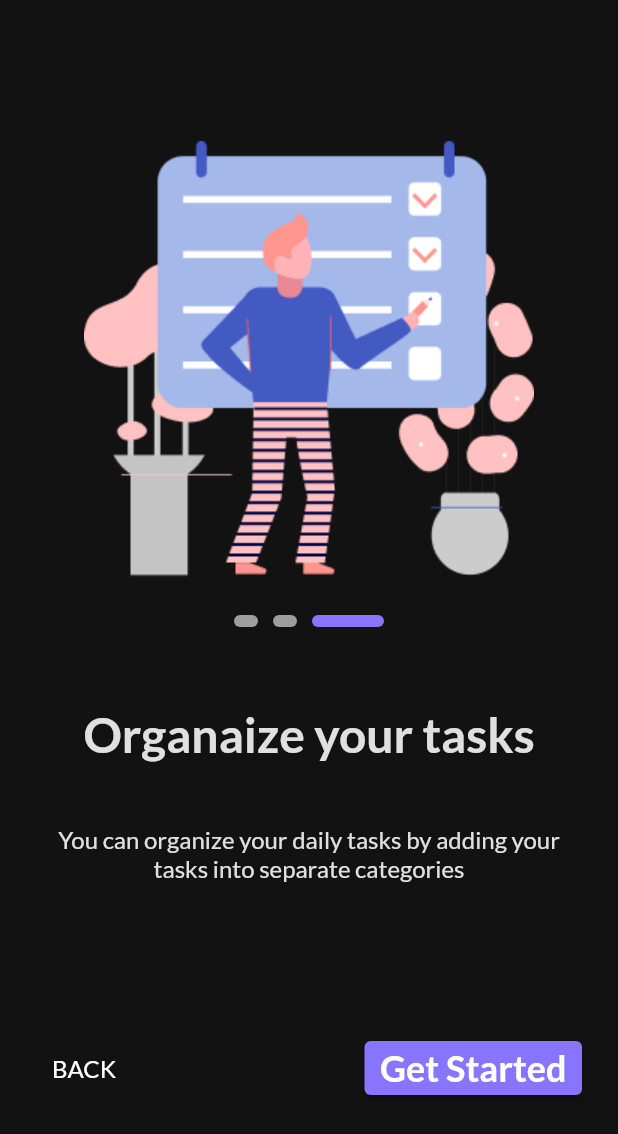
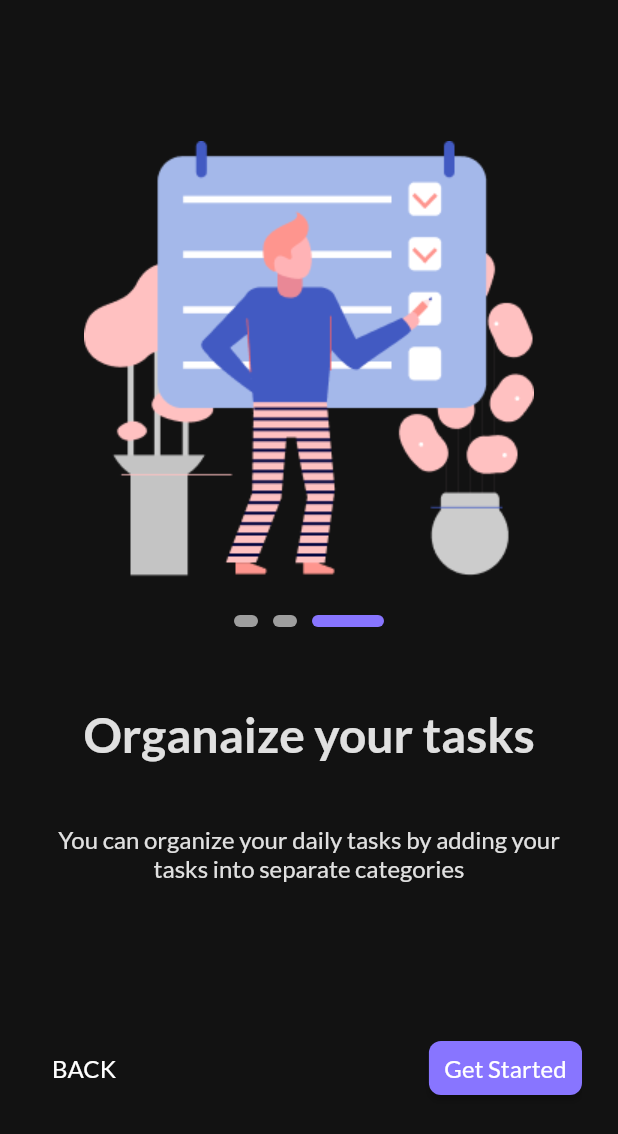
Before and after one commit to eng-muhammedabdulrahman/to_do_app, a Flutter app: the screen it shows after launch, swiped to page 3, on a phone screen of 412 x 824 dp. Shown: the top 1134 px of the screen. Run offline on Flutter 3.47's test engine with Material 2 defaults, Android fonts, the phone set to English and light mode, and no system bars; drawn by our look-alikes of smooth_page_indicator; our stand-ins replace date_picker_timeline, get_it, google_fonts, shared_preferences.

```diff
--- a/lib/core/theme/theme.dart
+++ b/lib/core/theme/theme.dart
@@ -39,5 +39,5 @@ ThemeData getAppTheme() {
           style: ElevatedButton.styleFrom(
               backgroundColor: AppColors.primary,
               shape: RoundedRectangleBorder(
-                  borderRadius: BorderRadius.circular(4)))));
+                  borderRadius: BorderRadius.circular(8)))));
 }
--- a/lib/core/widgets/custom_button.dart
+++ b/lib/core/widgets/custom_button.dart
@@ -1,19 +1,27 @@
+// ignore_for_file: must_be_immutable
+
 import 'package:flutter/material.dart';
+import 'package:to_do_app/core/utils/app_colors.dart';
+
 
 class CustomButton extends StatelessWidget {
-  const CustomButton({
-    super.key,
-    required this.text,
-    required this.onPressed,
-  });
+  CustomButton(
+      {super.key,
+      required this.text,
+      required this.onPressed,
+      this.backgroundColor = AppColors.primary});
 
   final String text;
   final VoidCallback onPressed;
+  Color? backgroundColor;
   @override
   Widget build(BuildContext context) {
     return ElevatedButton(
       onPressed: onPressed,
-      style: Theme.of(context).elevatedButtonTheme.style,
+      style: Theme.of(context).elevatedButtonTheme.style!.copyWith(
+          textStyle: MaterialStatePropertyAll(
+              Theme.of(context).textTheme.displayMedium),
+          backgroundColor: MaterialStateProperty.all(backgroundColor)),
       child: Text(
         text,
       ),
```
Also changed, not shown: lib/features/task/presentation/screens/home_screen.dart (+47 -2 lines).
